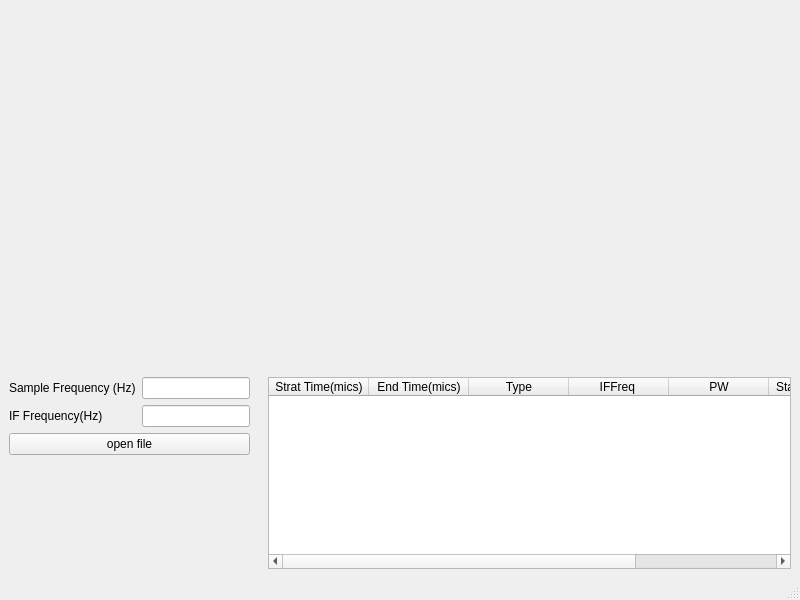
Old version of the form visualization/GUI/signal/signalui.ui in the repository sepehrgh98/PyCoolEdit.
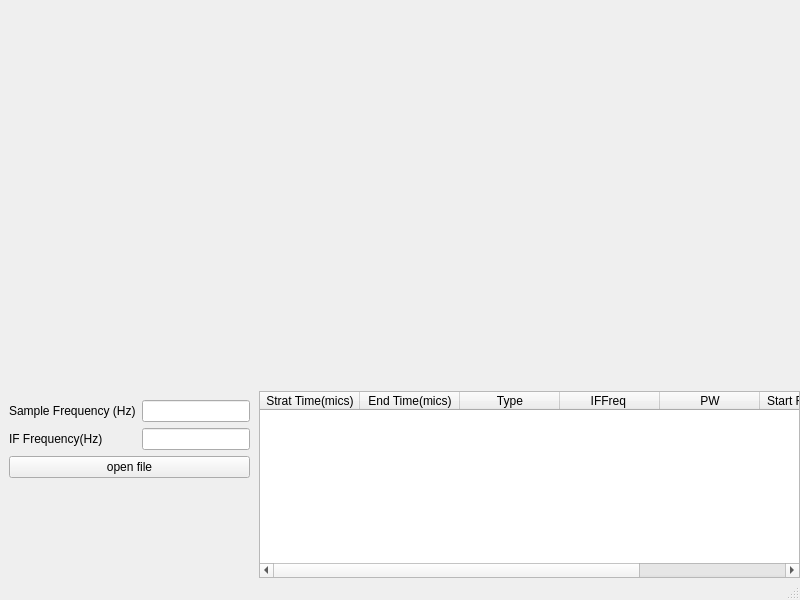
New version of the form.

The edit to the form file:
```diff
--- a/visualization/GUI/signal/signalui.ui
+++ b/visualization/GUI/signal/signalui.ui
@@ -14,7 +14,7 @@
    <string>MainWindow</string>
   </property>
   <widget class="QWidget" name="centralwidget">
-   <layout class="QVBoxLayout" name="verticalLayout" stretch="1,0">
+   <layout class="QVBoxLayout" name="verticalLayout" stretch="0,2,1">
     <property name="spacing">
      <number>0</number>
     </property>
@@ -30,6 +30,11 @@
     <property name="bottomMargin">
      <number>0</number>
     </property>
+    <item>
+     <widget class="QWidget" name="plotControllerWidget" native="true">
+      <layout class="QHBoxLayout" name="plotControllerWidgetLayout"/>
+     </widget>
+    </item>
     <item>
      <widget class="QWidget" name="plotWidget" native="true">
       <layout class="QVBoxLayout" name="plotLayout"/>
@@ -87,10 +92,25 @@
         </widget>
        </item>
        <item>
-        <widget class="QWidget" name="tableWidget" native="true">
+        <widget class="QWidget" name="tableContainerWidget" native="true">
          <layout class="QHBoxLayout" name="horizontalLayout_2">
+          <property name="spacing">
+           <number>0</number>
+          </property>
+          <property name="leftMargin">
+           <number>0</number>
+          </property>
+          <property name="topMargin">
+           <number>0</number>
+          </property>
+          <property name="rightMargin">
+           <number>0</number>
+          </property>
+          <property name="bottomMargin">
+           <number>0</number>
+          </property>
           <item>
-           <widget class="QTableWidget" name="tableWidget_2">
+           <widget class="QTableWidget" name="tableWidget">
             <column>
              <property name="text">
               <string>Strat Time(mics)</string>
```
